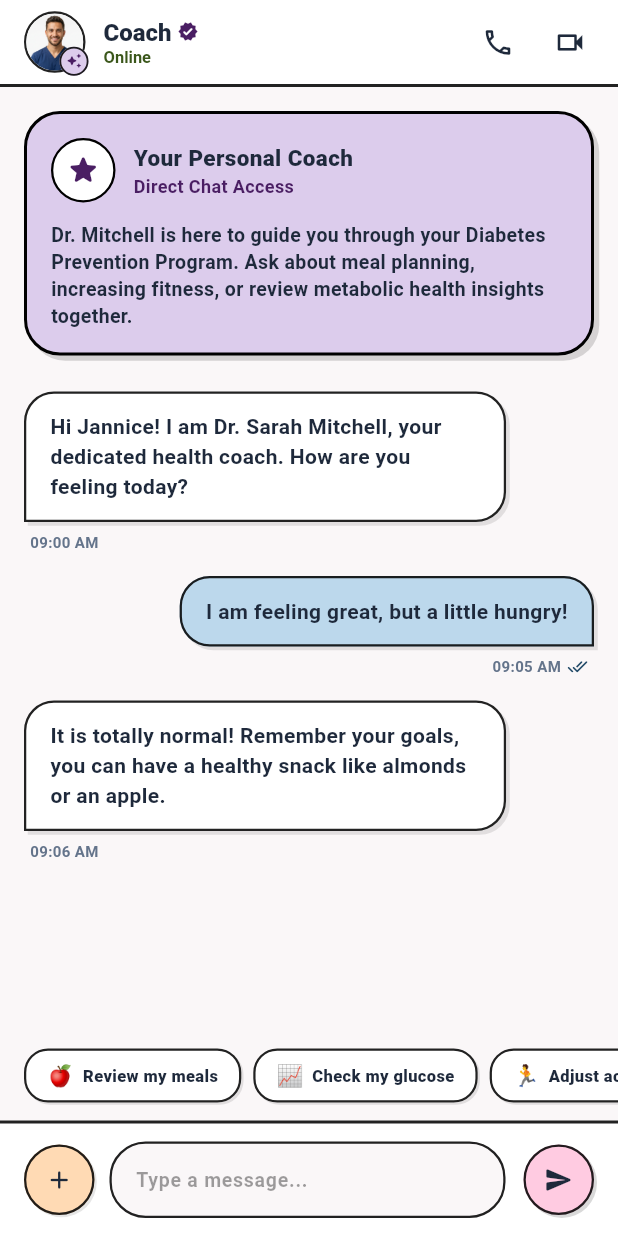
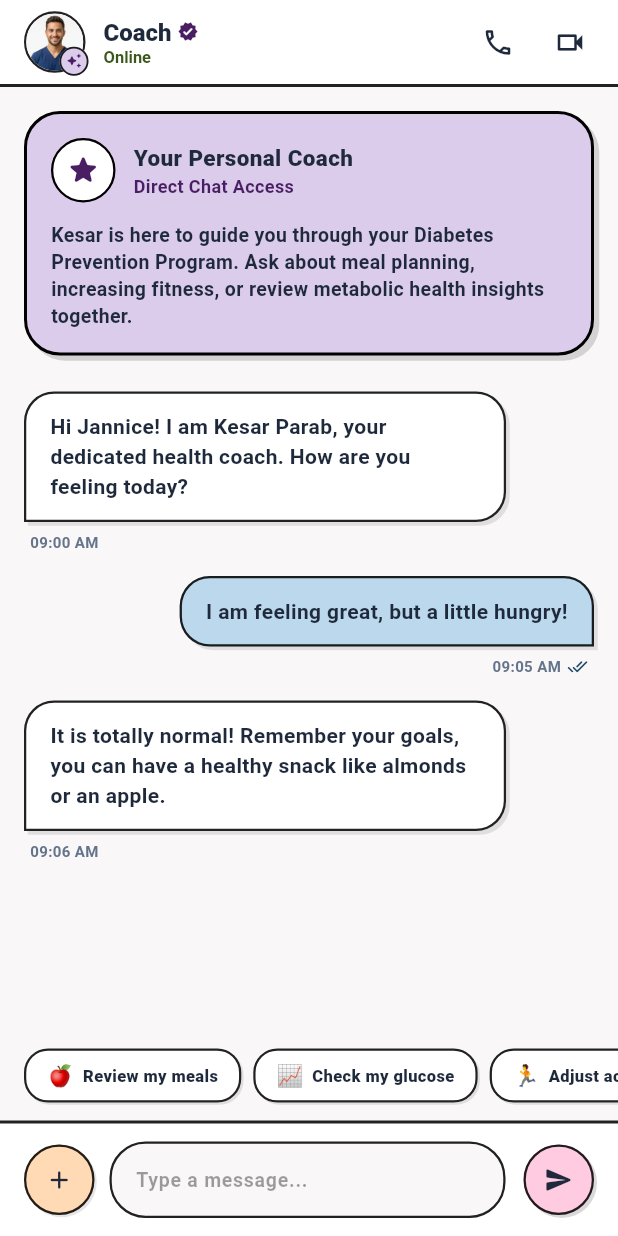
Before and after one commit to KesarPP/DPPHealis, a Flutter app: the CoachChatScreen screen opened directly, after a tap on "Coach", on a phone screen of 412 x 824 dp. Run offline on Flutter 3.47's test engine with Material 3 defaults, Android fonts, the phone set to English and light mode, and no system bars; our stand-ins replace cloud_firestore, firebase_auth, firebase_core, fl_chart, font_awesome_flutter, image_picker and 4 more; accounts and stored records are empty; statements that could not run were skipped.

Commit message:
Set Kesar Parab as default fallback coach and prioritize customized coach records in Firestore

```diff
--- a/lib/models/coach_profile.dart
+++ b/lib/models/coach_profile.dart
@@ -38,7 +38,8 @@
     final email = map['email'] as String? ?? defaultEmail;
     final isDefaultCoach = email.toLowerCase() == 'coach@healis.org' ||
                            email.toLowerCase() == 'sarah.mitchell@healis.org' ||
-                           email.toLowerCase() == 'default_coach';
+                           email.toLowerCase() == 'default_coach' ||
+                           email.toLowerCase() == 'kesar.parab@healis.org';
 
     final rawCredentials = map['credentials'] as List<dynamic>?;
     final List<Map<String, String>> parsedCredentials = [];
@@ -66,7 +67,7 @@
       title: map['title'] as String? ?? (isDefaultCoach ? 'Senior Health Coach & Nutritionist' : ''),
       about: map['about'] as String? ??
           (isDefaultCoach
-              ? 'Dr. Mitchell specializes in preventative health with a focus on chronic disease management. With over 15 years of clinical experience, she empowers her patients to master their metabolic health through evidence-based nutritional strategies and behavioral therapy.'
+              ? 'Kesar specializes in preventative health with a focus on chronic disease management. With over 15 years of clinical experience, she empowers her patients to master their metabolic health through evidence-based nutritional strategies and behavioral therapy.'
               : ''),
       specializations: parsedSpecs,
       credentials: parsedCredentials.isNotEmpty
--- a/lib/screens/coach_chat_screen.dart
+++ b/lib/screens/coach_chat_screen.dart
@@ -46,7 +46,7 @@
   final List<Map<String, dynamic>> _messages = [
     {
       'isUser': false,
-      'text': 'Hi Jannice! I am Dr. Sarah Mitchell, your dedicated health coach. How are you feeling today?',
+      'text': 'Hi Jannice! I am Kesar Parab, your dedicated health coach. How are you feeling today?',
       'time': '09:00 AM',
     },
     {
@@ -242,7 +242,7 @@
         IconButton(
           icon: const Icon(Icons.phone_outlined, color: GelatoTheme.textDark, size: 22),
           onPressed: () {
-            final name = _coachProfile?.name ?? 'Dr. Sarah Mitchell';
+            final name = _coachProfile?.name ?? 'Kesar Parab';
             ScaffoldMessenger.of(context).showSnackBar(
               SnackBar(
                 content: Text('Starting voice call with $name...'),
@@ -254,7 +254,7 @@
         IconButton(
           icon: const Icon(Icons.videocam_outlined, color: GelatoTheme.textDark, size: 22),
           onPressed: () {
-            final name = _coachProfile?.name ?? 'Dr. Sarah Mitchell';
+            final name = _coachProfile?.name ?? 'Kesar Parab';
             ScaffoldMessenger.of(context).showSnackBar(
               SnackBar(
                 content: Text('Starting video call with $name...'),
@@ -279,7 +279,7 @@
             itemCount: _messages.length + 1, // +1 for the welcome header card
             itemBuilder: (context, index) {
               if (index == 0) {
-                return _buildWelcomeCard(_coachProfile?.name ?? 'Dr. Sarah Mitchell');
+                return _buildWelcomeCard(_coachProfile?.name ?? 'Kesar Parab');
               }
               final message = _messages[index - 1];
               final isUser = message['isUser'] as bool;
@@ -351,7 +351,7 @@
         ),
         const SizedBox(height: 12),
         Text(
-          '${coachName == 'Dr. Sarah Mitchell' ? 'Dr. Mitchell' : coachName} is here to guide you through your Diabetes Prevention Program. Ask about meal planning, increasing fitness, or review metabolic health insights together.',
+          '${coachName == 'Kesar Parab' ? 'Kesar' : coachName} is here to guide you through your Diabetes Prevention Program. Ask about meal planning, increasing fitness, or review metabolic health insights together.',
           style: const TextStyle(
             fontSize: 13,
             color: GelatoTheme.textDark,
--- a/lib/screens/coach_profile_screen.dart
+++ b/lib/screens/coach_profile_screen.dart
@@ -179,7 +179,7 @@
                             mainAxisAlignment: MainAxisAlignment.center,
                             children: [
                               Text(
-                                _profile?.name ?? 'Dr. Sarah Mitchell',
+                                _profile?.name ?? 'Kesar Parab',
                                 style: const TextStyle(
                                   fontSize: 24,
                                   fontWeight: FontWeight.w900,
@@ -543,7 +543,7 @@
               ),
               const SizedBox(height: 8),
               Text(
-                'Select a session time to speak with ${_profile?.name ?? 'Dr. Sarah Mitchell'} directly via video call.',
+                'Select a session time to speak with ${_profile?.name ?? 'Kesar Parab'} directly via video call.',
                 style: const TextStyle(
                   fontSize: 12,
                   fontWeight: FontWeight.bold,
@@ -607,7 +607,7 @@
           ],
         ),
         content: Text(
-          'Your session with ${_profile?.name ?? 'Dr. Sarah Mitchell'} has been scheduled for $slot.\n\nA link to the video room will be sent in your chat before the meeting starts.',
+          'Your session with ${_profile?.name ?? 'Kesar Parab'} has been scheduled for $slot.\n\nA link to the video room will be sent in your chat before the meeting starts.',
           style: const TextStyle(
             fontSize: 13,
             fontWeight: FontWeight.w600,
--- a/lib/services/auth_service.dart
+++ b/lib/services/auth_service.dart
@@ -320,7 +320,7 @@
       await Future.delayed(const Duration(milliseconds: 200));
       await prefs.setBool('is_logged_in', true);
       await prefs.setString('user_role', 'coach');
-      await prefs.setString('last_user_name', 'Dr. Sarah Mitchell');
+      await prefs.setString('last_user_name', 'Kesar Parab');
       await prefs.setString('last_user_email', email);
       return null;
     }
@@ -408,8 +408,8 @@
   /// Retrieves a specific coach's profile by UID, falling back to SharedPreferences and defaults.
   Future<CoachProfile> getCoachProfile(String uid) async {
     try {
-      final defaultName = 'Dr. Sarah Mitchell';
-      final defaultEmail = 'sarah.mitchell@healis.org';
+      final defaultName = 'Kesar Parab';
+      final defaultEmail = 'coach@healis.org';
 
       // 1. Try fetching from Firestore
       final firestore = _firestore;
@@ -431,23 +431,33 @@
     } catch (_) {}
 
     // 3. Fallback to default CoachProfile
-    return CoachProfile.fromMap({'uid': uid}, defaultName: 'Dr. Sarah Mitchell', defaultEmail: 'sarah.mitchell@healis.org');
+    return CoachProfile.fromMap({'uid': uid}, defaultName: 'Kesar Parab', defaultEmail: 'coach@healis.org');
   }
 
   /// Retrieves the first available coach profile, or falls back to last_coach_profile / defaults.
   Future<CoachProfile> getFirstCoachProfile() async {
     try {
-      final defaultName = 'Dr. Sarah Mitchell';
-      final defaultEmail = 'sarah.mitchell@healis.org';
+      final defaultName = 'Kesar Parab';
+      final defaultEmail = 'coach@healis.org';
 
       // 1. Try fetching first from Firestore
       final firestore = _firestore;
       if (firestore != null) {
         try {
-          final querySnapshot = await firestore.collection('coaches').limit(1).get();
+          final querySnapshot = await firestore.collection('coaches').get();
           if (querySnapshot.docs.isNotEmpty) {
-            final doc = querySnapshot.docs.first;
-            return CoachProfile.fromMap(doc.data(), defaultName: defaultName, defaultEmail: defaultEmail);
+            final docs = querySnapshot.docs;
+            // Prioritize Kesar Parab or a custom coach
+            final bestDoc = docs.firstWhere(
+              (doc) {
+                final name = (doc.data()['name'] as String? ?? '').toLowerCase();
+                final email = (doc.data()['email'] as String? ?? '').toLowerCase();
+                return name.contains('kesar') ||
+                       (email != 'coach@healis.org' && email != 'sarah.mitchell@healis.org' && email != 'default_coach');
+              },
+              orElse: () => docs.first,
+            );
+            return CoachProfile.fromMap(bestDoc.data(), defaultName: defaultName, defaultEmail: defaultEmail);
           }
         } catch (_) {}
       }
@@ -461,7 +471,7 @@
     } catch (_) {}
 
     // 3. Fallback to default
-    return CoachProfile.fromMap({'uid': 'default_coach'}, defaultName: 'Dr. Sarah Mitchell', defaultEmail: 'sarah.mitchell@healis.org');
+    return CoachProfile.fromMap({'uid': 'default_coach'}, defaultName: 'Kesar Parab', defaultEmail: 'coach@healis.org');
   }
 }
 
```
Also changed, not shown: 1 other file.
